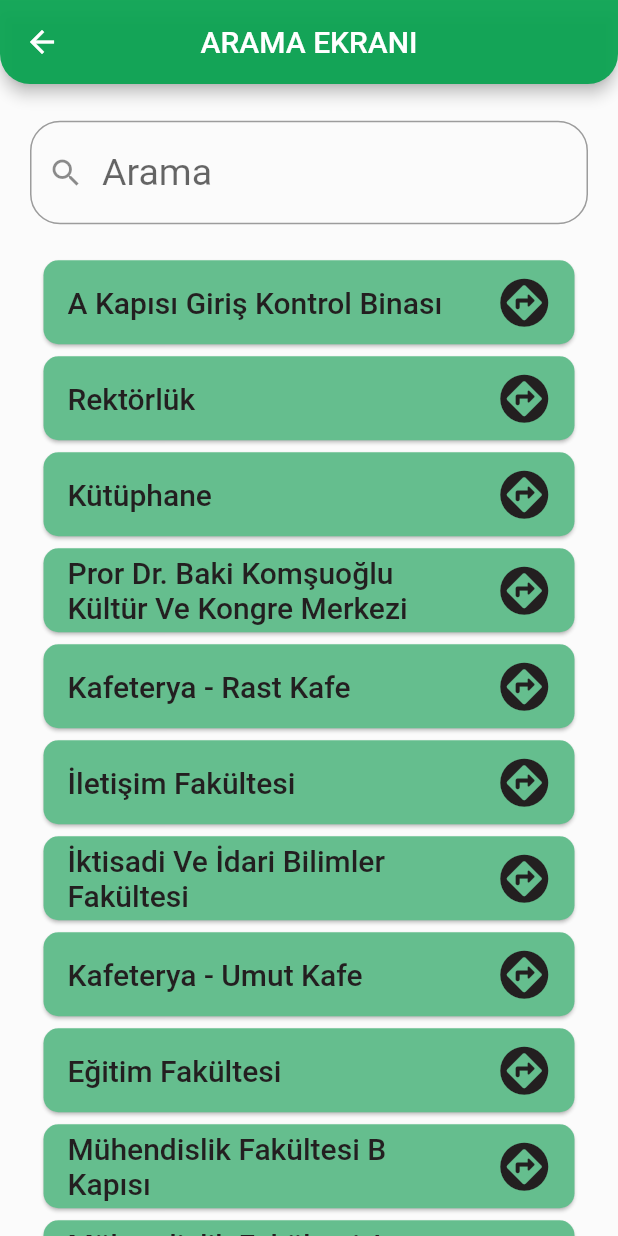
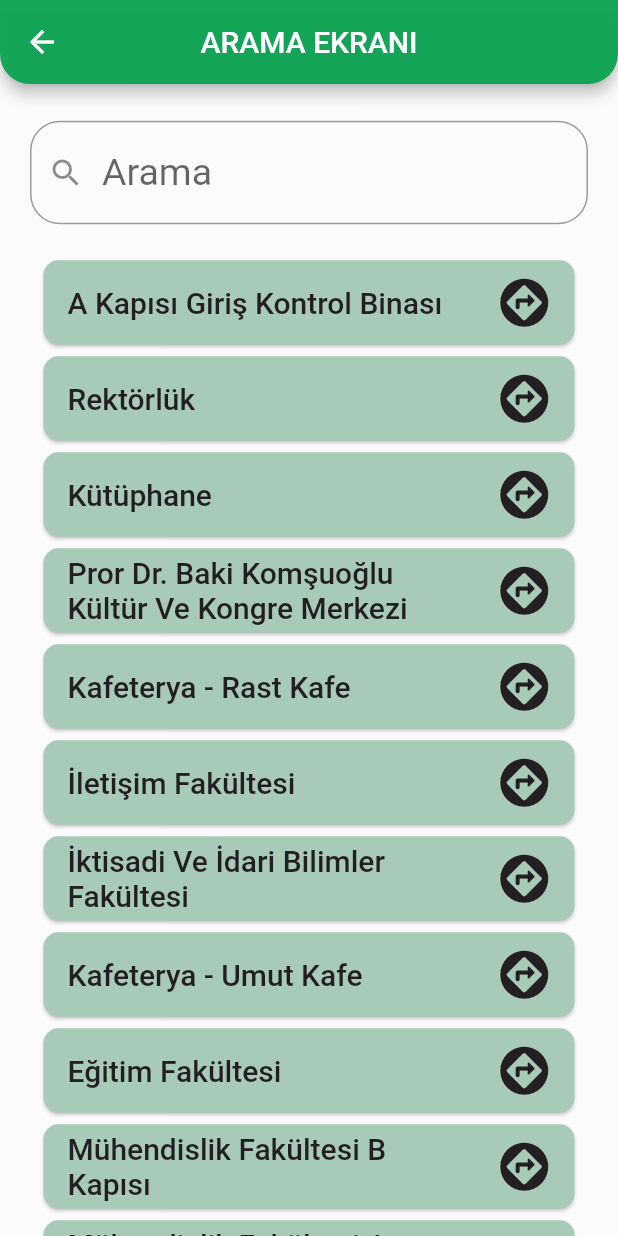
Before and after one commit to AlperenImam0glu/Kou-Navigation-project, a Flutter app: the screen it shows after launch, after a tap on "ARAMA YAPMAK İÇİN DOKUNUN", on a phone screen of 412 x 824 dp. Run offline on Flutter 3.47's test engine with Material 2 defaults, Android fonts, the phone set to English and light mode, and no system bars; our stand-ins replace google_maps_flutter, location; missing offline and left inert: flutter_polyline_points.

Commit message:
giriş ekranına kou logosu eklendi

```diff
--- a/lib/views/search_page_view.dart
+++ b/lib/views/search_page_view.dart
@@ -23,7 +23,7 @@ class _SearchPageViewState extends State<SearchPageView> {
   final String alertDialogCancel = "İptal";
   final String textFieldTitle = "Arama";
   final String searchFaild = "Bulunamadı";
-  final double peojectPadding = 20;
+  final double projectPadding = 20;
 
   getJsonList() async {
     locationList = await ReadJsonFile().readJson();
@@ -115,7 +115,7 @@ class _SearchPageViewState extends State<SearchPageView> {
         return Card(
           shape:
               RoundedRectangleBorder(borderRadius: BorderRadius.circular(10)),
-          color: Color.fromARGB(255, 101, 190, 142),
+          color: Color.fromARGB(255, 168, 202, 184),
           child: ListTile(
             trailing: const Icon(
               Icons.assistant_direction_rounded,
@@ -175,10 +175,13 @@ class _SearchPageViewState extends State<SearchPageView> {
   AlertDialog _aletDialog(int index) {
     return AlertDialog(
       title: Text(aletDialogTextTitle),
-      content: Text(searchList![index].name!),
+      content: Text(
+        searchList![index].name!,
+        textAlign: TextAlign.center,
+      ),
       actions: <Widget>[
         Padding(
-          padding: EdgeInsets.symmetric(horizontal: peojectPadding),
+          padding: EdgeInsets.symmetric(horizontal: projectPadding),
           child: Row(
             mainAxisAlignment: MainAxisAlignment.spaceBetween,
             children: [
--- a/lib/views/welcome_page.dart
+++ b/lib/views/welcome_page.dart
@@ -20,7 +20,7 @@ class _WelcomePageViewState extends State<WelcomePageView> {
   final String aletDialogTextTitle = "Seçilen Lokasyon";
   final String alertDialogAccept = "Konuma Git";
   final String alertDialogCancel = "İptal";
-  final double peojectPadding = 20;
+  final double projectPadding = 20;
 
   final textFieldController = TextEditingController();
 
@@ -34,7 +34,6 @@ class _WelcomePageViewState extends State<WelcomePageView> {
   Widget build(BuildContext context) {
     return SafeArea(
       child: Scaffold(
-        resizeToAvoidBottomInset: false,
         appBar: AppBar(
           title: Text(
             appBarTitleText,
@@ -46,12 +45,11 @@ class _WelcomePageViewState extends State<WelcomePageView> {
           child: Column(
             mainAxisAlignment: MainAxisAlignment.center,
             children: [
-              Expanded(
-                flex: 1,
-                child: SizedBox(),
-              ),
+              SizedBox(height: 20),
+              Expanded(child: Image.asset("assets/icons/kou_logo.png")),
+              SizedBox(height: 20),
               Padding(
-                padding: EdgeInsets.symmetric(horizontal: peojectPadding),
+                padding: EdgeInsets.symmetric(horizontal: projectPadding),
                 child: Container(
                   height: 65,
                   width: double.infinity,
@@ -179,10 +177,13 @@ class _WelcomePageViewState extends State<WelcomePageView> {
   AlertDialog _aletDialog(LocationModels location) {
     return AlertDialog(
       title: Text(aletDialogTextTitle),
-      content: Text(location.name!),
+      content: Text(
+        location.name!,
+        textAlign: TextAlign.center,
+      ),
       actions: <Widget>[
         Padding(
-          padding: EdgeInsets.symmetric(horizontal: peojectPadding),
+          padding: EdgeInsets.symmetric(horizontal: projectPadding),
           child: Row(
             mainAxisAlignment: MainAxisAlignment.spaceBetween,
             children: [
```
Also changed, not shown: assets/icons/kou_logo.png (added).
